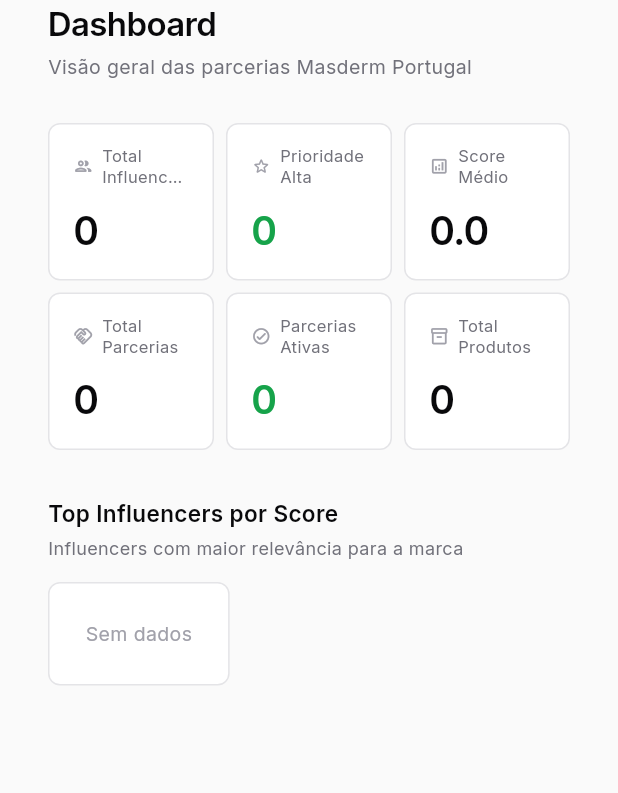
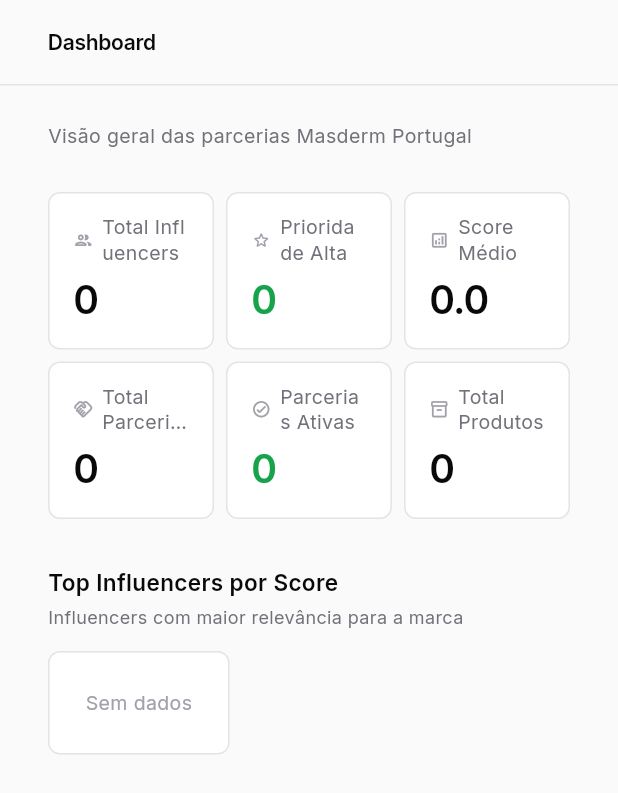
Before and after one commit to P-Correa/masderm-portal, a Flutter app: the DashboardScreen widget shown alone on an empty page, opened directly, on a phone screen of 412 x 824 dp. Shown: the top 793 px of the screen. Run offline on Flutter 3.47's test engine with Material 3 defaults, Android fonts, the phone set to English and light mode, and no system bars; our stand-ins replace csv, google_fonts, shared_preferences; accounts and stored records are empty.

Commit message:
dashboard: add top header bar, larger card labels (13px)
Co-Authored-By: Claude Sonnet 4.6 <noreply@anthropic.com>

```diff
--- a/lib/screens/dashboard_screen.dart
+++ b/lib/screens/dashboard_screen.dart
@@ -12,28 +12,42 @@ class DashboardScreen extends StatelessWidget {
   Widget build(BuildContext context) {
     final data = context.watch<DataProvider>();
 
-    if (data.isLoading) {
-      return const Center(
+    return Column(
+      crossAxisAlignment: CrossAxisAlignment.stretch,
+      children: [
+        // Top header bar
+        Container(
+          height: 57,
+          padding: const EdgeInsets.symmetric(horizontal: 32),
+          decoration: const BoxDecoration(
+            border: Border(bottom: BorderSide(color: AppTheme.border)),
+          ),
+          child: const Align(
+            alignment: Alignment.centerLeft,
+            child: Text(
+              'Dashboard',
+              style: TextStyle(
+                fontSize: 14,
+                fontWeight: FontWeight.w600,
+                color: AppTheme.textPrimary,
+                letterSpacing: -0.2,
+              ),
+            ),
+          ),
+        ),
+        if (data.isLoading)
+          const Expanded(
+            child: Center(
               child: CircularProgressIndicator(color: AppTheme.accent),
-      );
-    }
-
-    return SingleChildScrollView(
-      padding: const EdgeInsets.fromLTRB(32, 0, 32, 32),
+            ),
+          )
+        else
+          Expanded(
+            child: SingleChildScrollView(
+              padding: const EdgeInsets.fromLTRB(32, 24, 32, 32),
               child: Column(
                 crossAxisAlignment: CrossAxisAlignment.start,
                 children: [
-          // Header
-          const Text(
-            'Dashboard',
-            style: TextStyle(
-              fontSize: 22,
-              fontWeight: FontWeight.w600,
-              color: AppTheme.textPrimary,
-              letterSpacing: -0.4,
-            ),
-          ),
-          const SizedBox(height: 4),
                   const Text(
                     'Visão geral das parcerias Masderm Portugal',
                     style: TextStyle(fontSize: 13, color: AppTheme.textSecondary),
@@ -123,8 +137,10 @@ class DashboardScreen extends StatelessWidget {
                                 style: TextStyle(color: AppTheme.textMuted)),
                           )
                         : Column(
-                    children: data.topInfluencers.asMap().entries.map((e) {
-                      final isLast = e.key == data.topInfluencers.length - 1;
+                            children:
+                                data.topInfluencers.asMap().entries.map((e) {
+                              final isLast =
+                                  e.key == data.topInfluencers.length - 1;
                               return _TopInfluencerRow(
                                 influencer: e.value,
                                 rank: e.key + 1,
@@ -135,6 +151,9 @@ class DashboardScreen extends StatelessWidget {
                   ),
                 ],
               ),
+            ),
+          ),
+      ],
     );
   }
 }
@@ -195,7 +214,7 @@ class _StatCardState extends State<_StatCard> {
                       maxLines: 2,
                       overflow: TextOverflow.ellipsis,
                       style: const TextStyle(
-                        fontSize: 11,
+                        fontSize: 13,
                         color: AppTheme.textSecondary,
                         fontWeight: FontWeight.w400,
                         height: 1.3,
```
Lines whose indentation alone changed are shown as unchanged.
